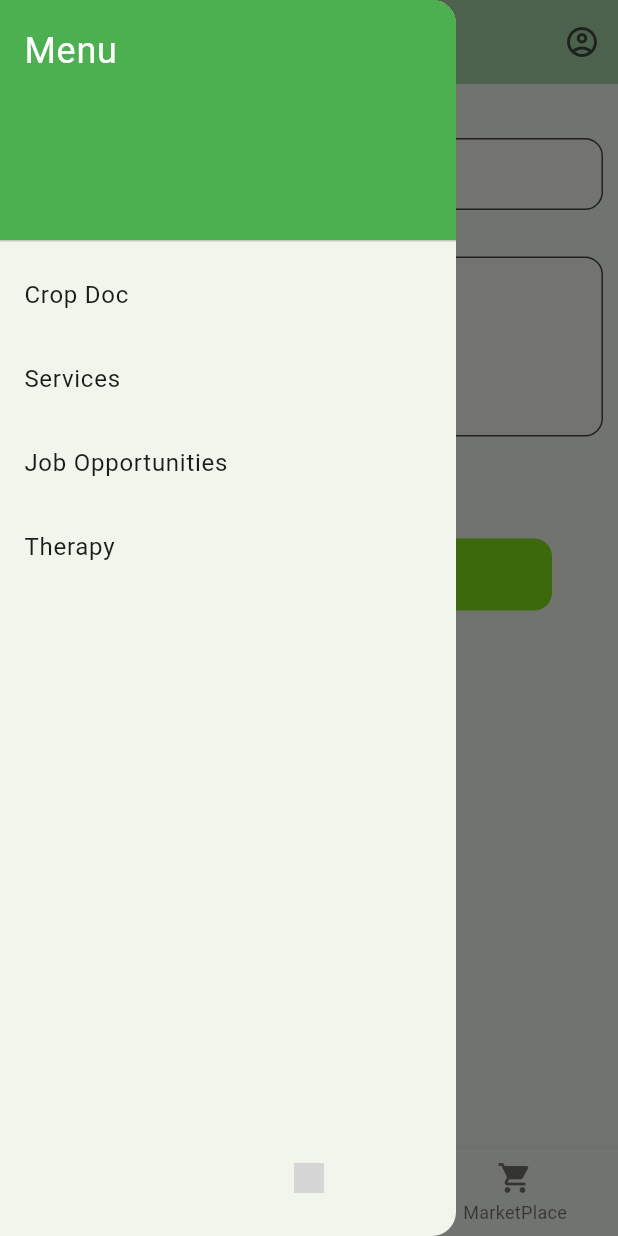
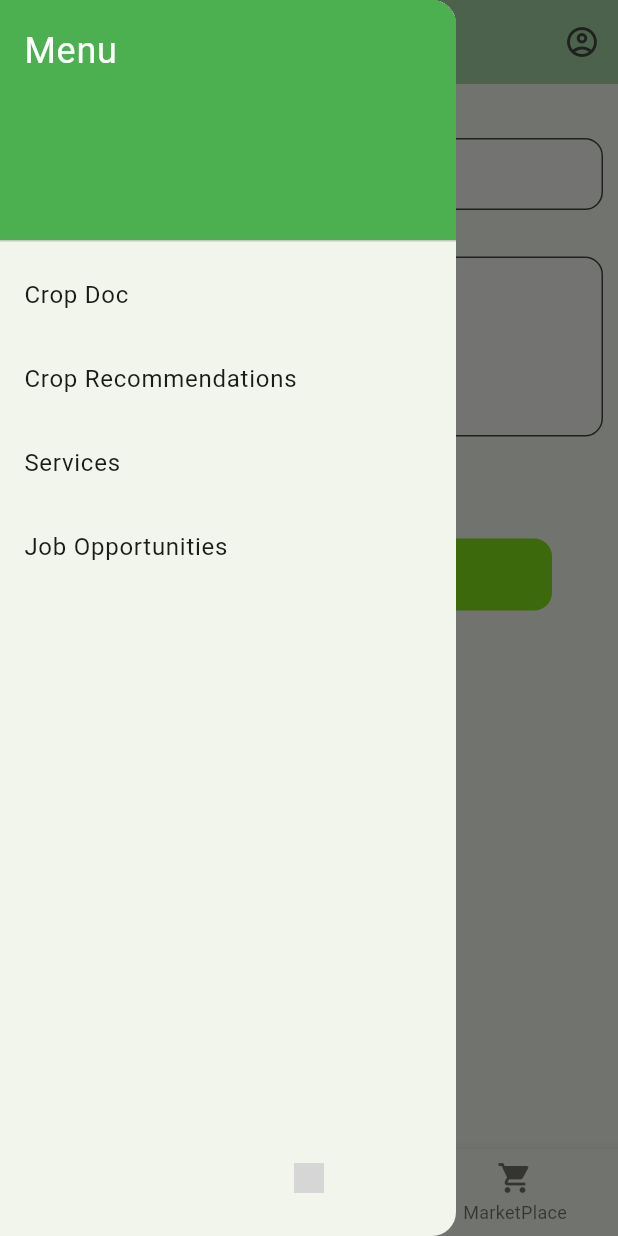
Before and after one commit to dreamfarmapp/DreamFarm, a Flutter app: the AddPostScreen screen opened by its route, with the side drawer open, on a phone screen of 412 x 824 dp. Run offline on Flutter 3.47's test engine with Material 3 defaults, Android fonts, the phone set to English and light mode, and no system bars; our stand-ins replace file_picker, flutter_markdown, flutter_screenutil, geocoding, geolocator, google_fonts and 2 more; accounts and stored records are empty; generated files the repository leaves out were written again; network calls fail; grey boxes are pictures that could not be loaded.

Commit message:
feat : crop recommendations frontend backend integrated

```diff
--- a/lib/screens/Community/CommunityPage.dart
+++ b/lib/screens/Community/CommunityPage.dart
@@ -139,9 +139,16 @@ class _CommunityPageState extends State<CommunityPage> {
               },
             ),
             ListTile(
+              title: Text('Crop Recommendations'),
+              onTap: () {
+                Navigator.pushNamed(context, "/recommend");
+                // Implement option 1 functionality here
+              },
+            ),
+            ListTile(
               title: Text('Services'),
               onTap: () {
-                 makeCall("http://192.168.1.4:8501/");
+                 makeCall("http://192.168.1.4:8501");
                 // Implement option 2 functionality here
               },
             ),
@@ -152,16 +159,14 @@ class _CommunityPageState extends State<CommunityPage> {
                 // Implement option 2 functionality here
               },
             ),
-
-             ListTile(
-              title: Text('Therapy'),
-              onTap: () {
-                Navigator.pushNamed(context, "/therapy");
-                // Implement option 1 functionality here
-              },
-            ),
-          ],
-        ),
+            // ListTile(
+            //   title: Text('Therapy'),
+            //   onTap: () {
+            //     Navigator.pushNamed(context, "/therapy");
+            //     // Implement option 1 functionality here
+            //   },
+            // ),
+          ],       ),
       ),
       body: SingleChildScrollView(
         scrollDirection: Axis.vertical,
--- a/lib/screens/Community/UserProfile.dart
+++ b/lib/screens/Community/UserProfile.dart
@@ -62,9 +62,16 @@ class _UserProfilePageState extends State<UserProfilePage> {
               },
             ),
             ListTile(
+              title: Text('Crop Recommendations'),
+              onTap: () {
+                Navigator.pushNamed(context, "/recommend");
+                // Implement option 1 functionality here
+              },
+            ),
+            ListTile(
               title: Text('Services'),
               onTap: () {
-                 makeCall("http://192.168.1.4:8501/");
+                 makeCall("http://192.168.1.4:8501");
                 // Implement option 2 functionality here
               },
             ),
@@ -75,16 +82,14 @@ class _UserProfilePageState extends State<UserProfilePage> {
                 // Implement option 2 functionality here
               },
             ),
-
-             ListTile(
-              title: Text('Therapy'),
-              onTap: () {
-                Navigator.pushNamed(context, "/therapy");
-                // Implement option 1 functionality here
-              },
-            ),
-          ],
-        ),
+            // ListTile(
+            //   title: Text('Therapy'),
+            //   onTap: () {
+            //     Navigator.pushNamed(context, "/therapy");
+            //     // Implement option 1 functionality here
+            //   },
+            // ),
+          ],    ),
       ),
       bottomNavigationBar: BottomNavigationBar(
         currentIndex: 1,
--- a/lib/screens/Community/add_post_screen.dart
+++ b/lib/screens/Community/add_post_screen.dart
@@ -103,7 +103,7 @@ class _AddPostScreenState extends State<AddPostScreen> {
       drawer: Drawer(
         child: ListView(
           padding: EdgeInsets.zero,
-          children: <Widget>[
+          children:  <Widget>[
             DrawerHeader(
               child: Text(
                 'Menu',
@@ -121,9 +121,16 @@ class _AddPostScreenState extends State<AddPostScreen> {
               },
             ),
             ListTile(
+              title: Text('Crop Recommendations'),
+              onTap: () {
+                Navigator.pushNamed(context, "/recommend");
+                // Implement option 1 functionality here
+              },
+            ),
+            ListTile(
               title: Text('Services'),
               onTap: () {
-                makeCall("http://192.168.1.4:8501");
+                 makeCall("http://192.168.1.4:8501");
                 // Implement option 2 functionality here
               },
             ),
@@ -134,15 +141,14 @@ class _AddPostScreenState extends State<AddPostScreen> {
                 // Implement option 2 functionality here
               },
             ),
-            ListTile(
-              title: Text('Therapy'),
-              onTap: () {
-                Navigator.pushNamed(context, "/therapy");
-                // Implement option 1 functionality here
-              },
-            ),
-          ],
-        ),
+            // ListTile(
+            //   title: Text('Therapy'),
+            //   onTap: () {
+            //     Navigator.pushNamed(context, "/therapy");
+            //     // Implement option 1 functionality here
+            //   },
+            // ),
+          ], ),
       ),
       appBar: AppBar(
         backgroundColor: const Color.fromRGBO(165, 214, 167, 1),
--- a/lib/screens/CropDoc/CropDocInput.dart
+++ b/lib/screens/CropDoc/CropDocInput.dart
@@ -1,5 +1,6 @@
 import 'dart:convert';
 import 'dart:io';
+import 'package:dreamfarm/services/launchUrl.dart';
 import 'package:flutter_markdown/flutter_markdown.dart';
 import 'package:http/http.dart' as http;
 import 'package:flutter/material.dart';
@@ -154,28 +155,38 @@ class _CropDocInputState extends State<CropDocInput> {
               title: Text('Crop Doc'),
               onTap: () {
                 Navigator.pushNamed(context, "/cropdoc-input");
+                // Implement option 1 functionality here
+              },
+            ),
+            ListTile(
+              title: Text('Crop Recommendations'),
+              onTap: () {
+                Navigator.pushNamed(context, "/recommend");
+                // Implement option 1 functionality here
               },
             ),
             ListTile(
               title: Text('Services'),
               onTap: () {
-                //makeCall("http://192.168.137.36:8501");
+                 makeCall("http://192.168.1.4:8501");
+                // Implement option 2 functionality here
               },
             ),
             ListTile(
               title: Text('Job Opportunities'),
               onTap: () {
                 Navigator.pushNamed(context, '/skill');
+                // Implement option 2 functionality here
               },
             ),
-            ListTile(
-              title: Text('Therapy'),
-              onTap: () {
-                Navigator.pushNamed(context, "/therapy");
-              },
-            ),
-          ],
-        ),
+            // ListTile(
+            //   title: Text('Therapy'),
+            //   onTap: () {
+            //     Navigator.pushNamed(context, "/therapy");
+            //     // Implement option 1 functionality here
+            //   },
+            // ),
+          ],       ),
       ),
       bottomNavigationBar: BottomNavigationBar(
         currentIndex: 1,
--- a/lib/screens/JobOpportunity/job_listing.dart
+++ b/lib/screens/JobOpportunity/job_listing.dart
@@ -89,9 +89,16 @@ class _JobListingScreenState extends State<JobListingScreen> {
               },
             ),
             ListTile(
+              title: Text('Crop Recommendations'),
+              onTap: () {
+                Navigator.pushNamed(context, "/recommend");
+                // Implement option 1 functionality here
+              },
+            ),
+            ListTile(
               title: Text('Services'),
               onTap: () {
-                 makeCall("http://192.168.137.36:8501");
+                 makeCall("http://192.168.1.4:8501");
                 // Implement option 2 functionality here
               },
             ),
@@ -102,15 +109,14 @@ class _JobListingScreenState extends State<JobListingScreen> {
                 // Implement option 2 functionality here
               },
             ),
-            ListTile(
-              title: Text('Therapy'),
-              onTap: () {
-                Navigator.pushNamed(context, "/therapy");
-                // Implement option 1 functionality here
-              },
-            ),
-          ],
-        ),
+            // ListTile(
+            //   title: Text('Therapy'),
+            //   onTap: () {
+            //     Navigator.pushNamed(context, "/therapy");
+            //     // Implement option 1 functionality here
+            //   },
+            // ),
+          ],    ),
       ),
       appBar: AppBar(
         backgroundColor: const Color.fromRGBO(165, 214, 167, 1),
--- a/lib/screens/JobOpportunity/skill_add.dart
+++ b/lib/screens/JobOpportunity/skill_add.dart
@@ -46,9 +46,16 @@ class _SkillAddScreenState extends State<SkillAddScreen> {
               },
             ),
             ListTile(
+              title: Text('Crop Recommendations'),
+              onTap: () {
+                Navigator.pushNamed(context, "/recommend");
+                // Implement option 1 functionality here
+              },
+            ),
+            ListTile(
               title: Text('Services'),
               onTap: () {
-                 makeCall("http://192.168.137.36:8501");
+                 makeCall("http://192.168.1.4:8501");
                 // Implement option 2 functionality here
               },
             ),
@@ -59,16 +66,14 @@ class _SkillAddScreenState extends State<SkillAddScreen> {
                 // Implement option 2 functionality here
               },
             ),
-
-             ListTile(
-              title: Text('Therapy'),
-              onTap: () {
-                Navigator.pushNamed(context, "/therapy");
-                // Implement option 1 functionality here
-              },
-            ),
-          ],
-        ),
+            // ListTile(
+            //   title: Text('Therapy'),
+            //   onTap: () {
+            //     Navigator.pushNamed(context, "/therapy");
+            //     // Implement option 1 functionality here
+            //   },
+            // ),
+          ],       ),
       ),
       appBar: AppBar(
         backgroundColor: const Color.fromRGBO(165, 214, 167, 1),
--- a/lib/screens/MarketPlace/add_product.dart
+++ b/lib/screens/MarketPlace/add_product.dart
@@ -110,7 +110,7 @@ class _AddProductScreenState extends State<AddProductScreen> {
       drawer: Drawer(
         child: ListView(
           padding: EdgeInsets.zero,
-          children: <Widget>[
+          children:  <Widget>[
             DrawerHeader(
               child: Text(
                 'Menu',
@@ -128,9 +128,16 @@ class _AddProductScreenState extends State<AddProductScreen> {
               },
             ),
             ListTile(
+              title: Text('Crop Recommendations'),
+              onTap: () {
+                Navigator.pushNamed(context, "/recommend");
+                // Implement option 1 functionality here
+              },
+            ),
+            ListTile(
               title: Text('Services'),
               onTap: () {
-                 makeCall("http://192.168.137.36:8501");
+                 makeCall("http://192.168.1.4:8501");
                 // Implement option 2 functionality here
               },
             ),
@@ -141,16 +148,14 @@ class _AddProductScreenState extends State<AddProductScreen> {
                 // Implement option 2 functionality here
               },
             ),
-
-             ListTile(
-              title: Text('Therapy'),
-              onTap: () {
-                Navigator.pushNamed(context, "/therapy");
-                // Implement option 1 functionality here
-              },
-            ),
-          ],
-        ),
+            // ListTile(
+            //   title: Text('Therapy'),
+            //   onTap: () {
+            //     Navigator.pushNamed(context, "/therapy");
+            //     // Implement option 1 functionality here
+            //   },
+            // ),
+          ],     ),
       ),
       appBar: AppBar(
         backgroundColor: const Color.fromRGBO(165, 214, 167, 1),
--- a/lib/screens/MarketPlace/market_place.dart
+++ b/lib/screens/MarketPlace/market_place.dart
@@ -238,7 +238,7 @@ class _MarketplaceScreenState extends State<MarketplaceScreen> {
       drawer: Drawer(
         child: ListView(
           padding: EdgeInsets.zero,
-          children: <Widget>[
+          children:  <Widget>[
             DrawerHeader(
               child: Text(
                 'Menu',
@@ -256,9 +256,16 @@ class _MarketplaceScreenState extends State<MarketplaceScreen> {
               },
             ),
             ListTile(
+              title: Text('Crop Recommendations'),
+              onTap: () {
+                Navigator.pushNamed(context, "/recommend");
+                // Implement option 1 functionality here
+              },
+            ),
+            ListTile(
               title: Text('Services'),
               onTap: () {
-                makeCall("http://192.168.1.4:8501/");
+                 makeCall("http://192.168.1.4:8501");
                 // Implement option 2 functionality here
               },
             ),
@@ -269,16 +276,14 @@ class _MarketplaceScreenState extends State<MarketplaceScreen> {
                 // Implement option 2 functionality here
               },
             ),
-
-             ListTile(
-              title: Text('Therapy'),
-              onTap: () {
-                Navigator.pushNamed(context, "/therapy");
-                // Implement option 1 functionality here
-              },
-            ),
-          ],
-        ),
+            // ListTile(
+            //   title: Text('Therapy'),
+            //   onTap: () {
+            //     Navigator.pushNamed(context, "/therapy");
+            //     // Implement option 1 functionality here
+            //   },
+            // ),
+          ],  ),
       ),
     );
   }
--- a/lib/screens/MarketPlace/product_screen.dart
+++ b/lib/screens/MarketPlace/product_screen.dart
@@ -91,7 +91,7 @@ class _ProductScreenState extends State<ProductScreen> {
       drawer: Drawer(
         child: ListView(
           padding: EdgeInsets.zero,
-          children: <Widget>[
+          children:  <Widget>[
             DrawerHeader(
               child: Text(
                 'Menu',
@@ -109,9 +109,16 @@ class _ProductScreenState extends State<ProductScreen> {
               },
             ),
             ListTile(
+              title: Text('Crop Recommendations'),
+              onTap: () {
+                Navigator.pushNamed(context, "/recommend");
+                // Implement option 1 functionality here
+              },
+            ),
+            ListTile(
               title: Text('Services'),
               onTap: () {
-                 makeCall("http://192.168.1.4:8501/");
+                 makeCall("http://192.168.1.4:8501");
                 // Implement option 2 functionality here
               },
             ),
@@ -122,16 +129,14 @@ class _ProductScreenState extends State<ProductScreen> {
                 // Implement option 2 functionality here
               },
             ),
-
-             ListTile(
-              title: Text('Therapy'),
-              onTap: () {
-                Navigator.pushNamed(context, "/therapy");
-                // Implement option 1 functionality here
-              },
-            ),
-          ],
-        ),
+            // ListTile(
+            //   title: Text('Therapy'),
+            //   onTap: () {
+            //     Navigator.pushNamed(context, "/therapy");
+            //     // Implement option 1 functionality here
+            //   },
+            // ),
+          ],    ),
       ),
       body: Padding(
         padding: EdgeInsets.symmetric(horizontal: 10),
--- a/lib/screens/Networks/networks_page.dart
+++ b/lib/screens/Networks/networks_page.dart
@@ -1,5 +1,6 @@
 import 'package:dreamfarm/Model/ServiceModel.dart';
 import 'package:dreamfarm/screens/Networks/service_card.dart';
+import 'package:dreamfarm/services/launchUrl.dart';
 import 'package:flutter/material.dart';
 import 'package:google_fonts/google_fonts.dart';
 
@@ -56,9 +57,16 @@ class _NetworksScreenState extends State<NetworksScreen> {
               },
             ),
             ListTile(
+              title: Text('Crop Recommendations'),
+              onTap: () {
+                Navigator.pushNamed(context, "/recommend");
+                // Implement option 1 functionality here
+              },
+            ),
+            ListTile(
               title: Text('Services'),
               onTap: () {
-                Navigator.pushNamed(context, '/networks');
+                 makeCall("http://192.168.1.4:8501");
                 // Implement option 2 functionality here
               },
             ),
@@ -69,16 +77,14 @@ class _NetworksScreenState extends State<NetworksScreen> {
                 // Implement option 2 functionality here
               },
             ),
-
-             ListTile(
-              title: Text('Therapy'),
-              onTap: () {
-                Navigator.pushNamed(context, "/therapy");
-                // Implement option 1 functionality here
-              },
-            ),
-          ],
-        ),
+            // ListTile(
+            //   title: Text('Therapy'),
+            //   onTap: () {
+            //     Navigator.pushNamed(context, "/therapy");
+            //     // Implement option 1 functionality here
+            //   },
+            // ),
+          ],    ),
       ),
       appBar: AppBar(
         backgroundColor: const Color.fromRGBO(165, 214, 167, 1),
--- a/lib/screens/Therapy/therapy_screen.dart
+++ b/lib/screens/Therapy/therapy_screen.dart
@@ -17,6 +17,7 @@ class _TherapyScreenState extends State<TherapyScreen> {
       await launchUrl(url);
     } else {}
   }
+
   @override
   Widget build(BuildContext context) {
     return Scaffold(
@@ -64,9 +65,16 @@ class _TherapyScreenState extends State<TherapyScreen> {
               },
             ),
             ListTile(
+              title: Text('Crop Recommendations'),
+              onTap: () {
+                Navigator.pushNamed(context, "/recommend");
+                // Implement option 1 functionality here
+              },
+            ),
+            ListTile(
               title: Text('Services'),
               onTap: () {
-                makeCall("http://192.168.1.4:8501/");
+                makeCall("http://192.168.1.4:8501");
                 // Implement option 2 functionality here
               },
             ),
@@ -77,14 +85,13 @@ class _TherapyScreenState extends State<TherapyScreen> {
                 // Implement option 2 functionality here
               },
             ),
-
-             ListTile(
-              title: Text('Therapy'),
-              onTap: () {
-                Navigator.pushNamed(context, "/therapy");
-                // Implement option 1 functionality here
-              },
-            ),
+            // ListTile(
+            //   title: Text('Therapy'),
+            //   onTap: () {
+            //     Navigator.pushNamed(context, "/therapy");
+            //     // Implement option 1 functionality here
+            //   },
+            // ),
           ],
         ),
       ),
--- a/lib/screens/UserProfile/UserProfile.dart
+++ b/lib/screens/UserProfile/UserProfile.dart
@@ -19,7 +19,7 @@ class _AccountState extends State<Account> {
       drawer: Drawer(
         child: ListView(
           padding: EdgeInsets.zero,
-          children: <Widget>[
+          children:  <Widget>[
             DrawerHeader(
               child: Text(
                 'Menu',
@@ -37,9 +37,16 @@ class _AccountState extends State<Account> {
               },
             ),
             ListTile(
+              title: Text('Crop Recommendations'),
+              onTap: () {
+                Navigator.pushNamed(context, "/recommend");
+                // Implement option 1 functionality here
+              },
+            ),
+            ListTile(
               title: Text('Services'),
               onTap: () {
-                 makeCall("http://192.168.1.4:8501/");
+                 makeCall("http://192.168.1.4:8501");
                 // Implement option 2 functionality here
               },
             ),
@@ -50,15 +57,14 @@ class _AccountState extends State<Account> {
                 // Implement option 2 functionality here
               },
             ),
-            ListTile(
-              title: Text('Therapy'),
-              onTap: () {
-                Navigator.pushNamed(context, "/therapy");
-                // Implement option 1 functionality here
-              },
-            ),
-          ],
-        ),
+            // ListTile(
+            //   title: Text('Therapy'),
+            //   onTap: () {
+            //     Navigator.pushNamed(context, "/therapy");
+            //     // Implement option 1 functionality here
+            //   },
+            // ),
+          ],       ),
       ),
       appBar: AppBar(
         automaticallyImplyLeading: false,
```
